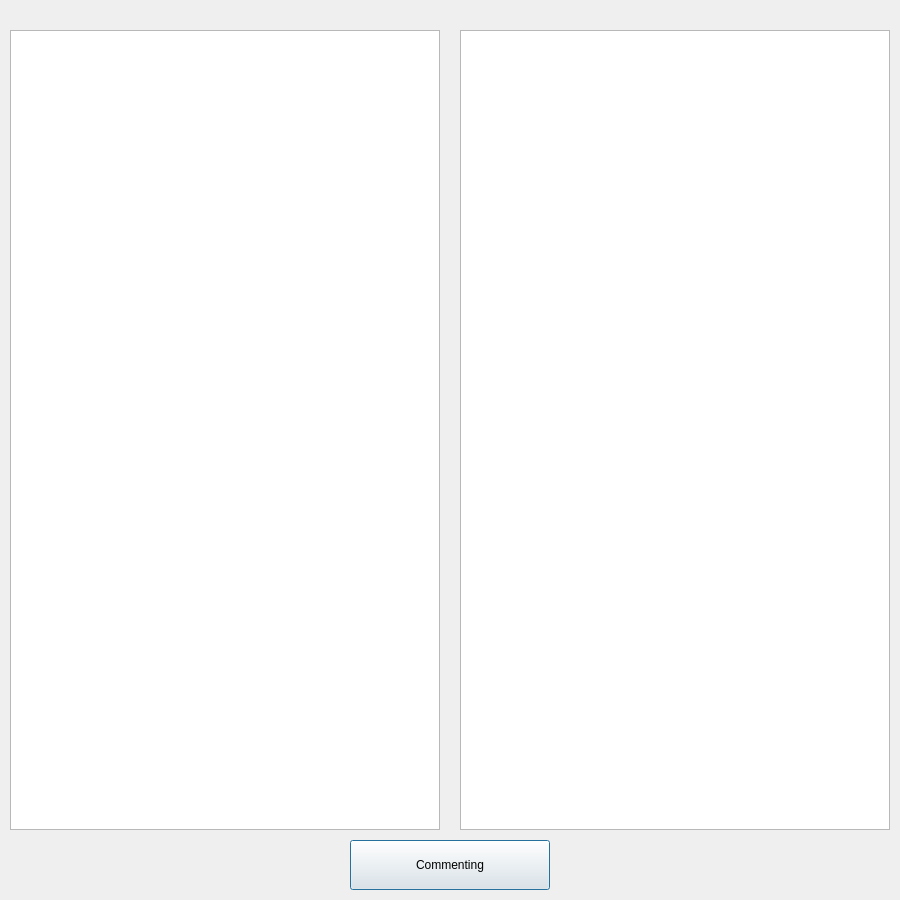
First picture: the form in HelloWorld.ui, repository JARAM2023/-, before the edit.
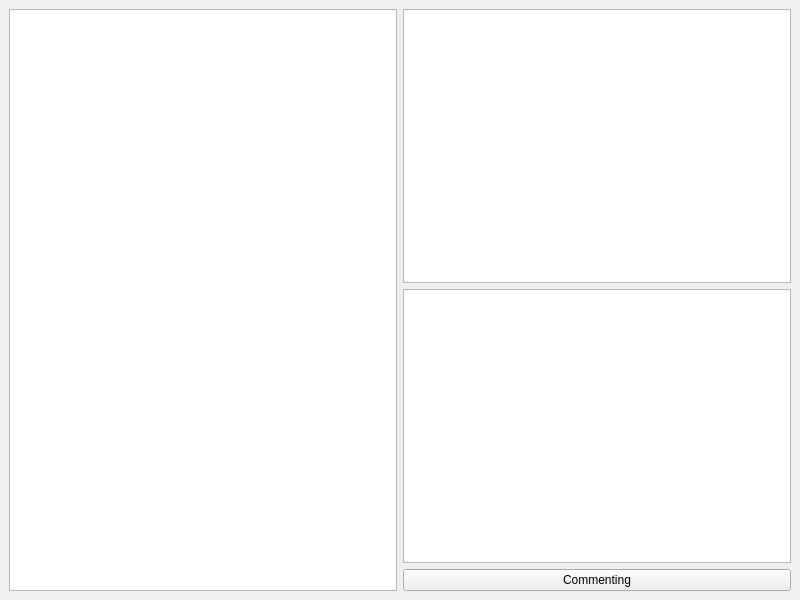
Second picture: the form after the edit.

Commit message: sturdy finish

The edit to the form file:
```diff
--- a/HelloWorld.ui
+++ b/HelloWorld.ui
@@ -1,59 +1,38 @@
 <?xml version="1.0" encoding="UTF-8"?>
 <ui version="4.0">
- <class>Dialog</class>
- <widget class="QDialog" name="Dialog">
+ <class>MyMainWindow</class>
+ <widget class="QMainWindow" name="MyMainWindow">
   <property name="geometry">
    <rect>
     <x>0</x>
     <y>0</y>
-    <width>900</width>
-    <height>900</height>
+    <width>800</width>
+    <height>600</height>
    </rect>
   </property>
-  <property name="windowTitle">
-   <string>Dialog</string>
-  </property>
-  <widget class="QPlainTextEdit" name="code_before">
-   <property name="geometry">
-    <rect>
-     <x>10</x>
-     <y>30</y>
-     <width>430</width>
-     <height>800</height>
-    </rect>
-   </property>
-   <property name="toolTipDuration">
-    <number>1</number>
-   </property>
-  </widget>
-  <widget class="QTextBrowser" name="code_cmt">
-   <property name="geometry">
-    <rect>
-     <x>460</x>
-     <y>30</y>
-     <width>430</width>
-     <height>800</height>
-    </rect>
-   </property>
-   <property name="sizePolicy">
-    <sizepolicy hsizetype="Expanding" vsizetype="Expanding">
-     <horstretch>0</horstretch>
-     <verstretch>0</verstretch>
-    </sizepolicy>
-   </property>
-  </widget>
-  <widget class="QPushButton" name="btn_cmt">
-   <property name="geometry">
-    <rect>
-     <x>350</x>
-     <y>840</y>
-     <width>200</width>
-     <height>50</height>
-    </rect>
-   </property>
-   <property name="text">
-    <string>Commenting</string>
-   </property>
+  <widget class="QWidget" name="centralwidget">
+   <layout class="QHBoxLayout" name="horizontalLayout">
+    <item>
+     <widget class="QTreeView" name="treeView"/>
+    </item>
+    <item>
+     <layout class="QVBoxLayout" name="verticalLayout">
+      <item>
+       <widget class="QPlainTextEdit" name="code_before"/>
+      </item>
+      <item>
+       <widget class="QTextBrowser" name="code_cmt"/>
+      </item>
+      <item>
+       <widget class="QPushButton" name="btn_cmt">
+        <property name="text">
+         <string>Commenting</string>
+        </property>
+       </widget>
+      </item>
+     </layout>
+    </item>
+   </layout>
   </widget>
  </widget>
  <resources/>
```
Left out of the diff: 3 changed lines with no effect on the pictures. The commit also changes 1 other file.
